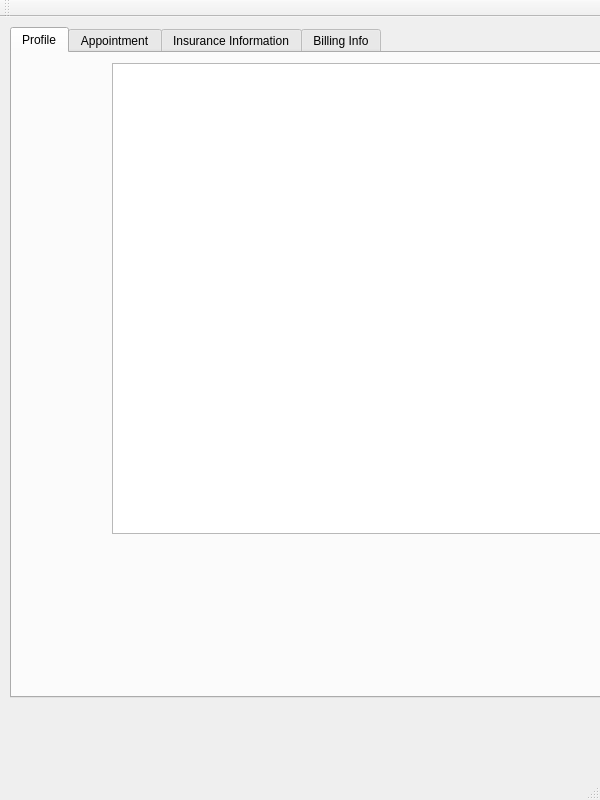
The window that menu.ui (daeunnpark/hospital_portal) describes before a commit, drawn with Qt 5.
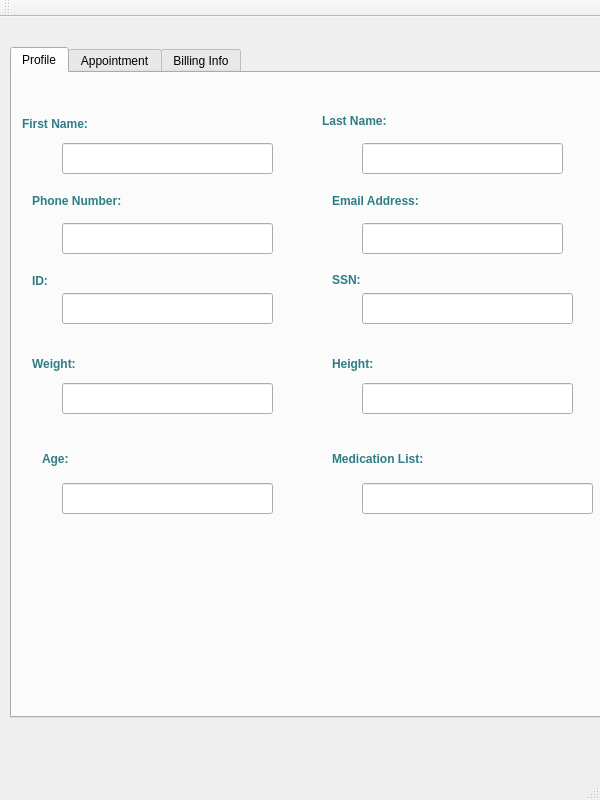
The same window after the commit. The open tabs and pages were chosen to show the change.

Commit message: Fixed Menu UI Layout

```diff
--- a/menu.ui
+++ b/menu.ui
@@ -18,7 +18,7 @@
     <property name="geometry">
      <rect>
       <x>10</x>
-      <y>10</y>
+      <y>30</y>
       <width>681</width>
       <height>671</height>
      </rect>
@@ -30,13 +30,283 @@
      <attribute name="title">
       <string>Profile</string>
      </attribute>
-     <widget class="QListView" name="listView">
+     <widget class="QLabel" name="label">
       <property name="geometry">
        <rect>
-        <x>100</x>
-        <y>10</y>
-        <width>551</width>
-        <height>471</height>
+        <x>10</x>
+        <y>20</y>
+        <width>171</width>
+        <height>61</height>
+       </rect>
+      </property>
+      <property name="styleSheet">
+       <string notr="true">color: rgb(46, 125, 132);
+font-weight: bold;
+font: 12pt &quot;Lucida Calligraphy&quot;;</string>
+      </property>
+      <property name="text">
+       <string>First Name:</string>
+      </property>
+     </widget>
+     <widget class="QLabel" name="label_2">
+      <property name="geometry">
+       <rect>
+        <x>310</x>
+        <y>40</y>
+        <width>111</width>
+        <height>16</height>
+       </rect>
+      </property>
+      <property name="styleSheet">
+       <string notr="true">color: rgb(46, 125, 132);
+font-weight: bold;
+font: 12pt &quot;Lucida Calligraphy&quot;;</string>
+      </property>
+      <property name="text">
+       <string>Last Name:</string>
+      </property>
+     </widget>
+     <widget class="QLabel" name="label_3">
+      <property name="geometry">
+       <rect>
+        <x>20</x>
+        <y>120</y>
+        <width>141</width>
+        <height>16</height>
+       </rect>
+      </property>
+      <property name="styleSheet">
+       <string notr="true">color: rgb(46, 125, 132);
+font-weight: bold;
+font: 12pt &quot;Lucida Calligraphy&quot;;</string>
+      </property>
+      <property name="text">
+       <string>Phone Number:</string>
+      </property>
+     </widget>
+     <widget class="QLabel" name="label_4">
+      <property name="geometry">
+       <rect>
+        <x>320</x>
+        <y>120</y>
+        <width>141</width>
+        <height>16</height>
+       </rect>
+      </property>
+      <property name="styleSheet">
+       <string notr="true">color: rgb(46, 125, 132);
+font-weight: bold;
+font: 12pt &quot;Lucida Calligraphy&quot;;</string>
+      </property>
+      <property name="text">
+       <string>Email Address:</string>
+      </property>
+     </widget>
+     <widget class="QLabel" name="label_5">
+      <property name="geometry">
+       <rect>
+        <x>20</x>
+        <y>200</y>
+        <width>71</width>
+        <height>16</height>
+       </rect>
+      </property>
+      <property name="styleSheet">
+       <string notr="true">color: rgb(46, 125, 132);
+font-weight: bold;
+font: 12pt &quot;Lucida Calligraphy&quot;;</string>
+      </property>
+      <property name="text">
+       <string>ID:</string>
+      </property>
+     </widget>
+     <widget class="QLabel" name="label_6">
+      <property name="geometry">
+       <rect>
+        <x>320</x>
+        <y>200</y>
+        <width>47</width>
+        <height>14</height>
+       </rect>
+      </property>
+      <property name="styleSheet">
+       <string notr="true">color: rgb(46, 125, 132);
+font-weight: bold;
+font: 12pt &quot;Lucida Calligraphy&quot;;</string>
+      </property>
+      <property name="text">
+       <string>SSN:</string>
+      </property>
+     </widget>
+     <widget class="QLabel" name="label_7">
+      <property name="geometry">
+       <rect>
+        <x>20</x>
+        <y>280</y>
+        <width>81</width>
+        <height>21</height>
+       </rect>
+      </property>
+      <property name="styleSheet">
+       <string notr="true">color: rgb(46, 125, 132);
+font-weight: bold;
+font: 12pt &quot;Lucida Calligraphy&quot;;</string>
+      </property>
+      <property name="text">
+       <string>Weight:</string>
+      </property>
+     </widget>
+     <widget class="QLabel" name="label_8">
+      <property name="geometry">
+       <rect>
+        <x>320</x>
+        <y>280</y>
+        <width>81</width>
+        <height>21</height>
+       </rect>
+      </property>
+      <property name="styleSheet">
+       <string notr="true">color: rgb(46, 125, 132);
+font-weight: bold;
+font: 12pt &quot;Lucida Calligraphy&quot;;</string>
+      </property>
+      <property name="text">
+       <string>Height:</string>
+      </property>
+     </widget>
+     <widget class="QLabel" name="label_9">
+      <property name="geometry">
+       <rect>
+        <x>30</x>
+        <y>370</y>
+        <width>61</width>
+        <height>31</height>
+       </rect>
+      </property>
+      <property name="styleSheet">
+       <string notr="true">color: rgb(46, 125, 132);
+font-weight: bold;
+font: 12pt &quot;Lucida Calligraphy&quot;;</string>
+      </property>
+      <property name="text">
+       <string>Age:</string>
+      </property>
+     </widget>
+     <widget class="QLabel" name="label_10">
+      <property name="geometry">
+       <rect>
+        <x>320</x>
+        <y>370</y>
+        <width>161</width>
+        <height>31</height>
+       </rect>
+      </property>
+      <property name="styleSheet">
+       <string notr="true">color: rgb(46, 125, 132);
+font-weight: bold;
+font: 12pt &quot;Lucida Calligraphy&quot;;</string>
+      </property>
+      <property name="text">
+       <string>Medication List:</string>
+      </property>
+     </widget>
+     <widget class="QLineEdit" name="lineEdit">
+      <property name="geometry">
+       <rect>
+        <x>50</x>
+        <y>70</y>
+        <width>211</width>
+        <height>31</height>
+       </rect>
+      </property>
+     </widget>
+     <widget class="QLineEdit" name="lineEdit_2">
+      <property name="geometry">
+       <rect>
+        <x>350</x>
+        <y>70</y>
+        <width>201</width>
+        <height>31</height>
+       </rect>
+      </property>
+     </widget>
+     <widget class="QLineEdit" name="lineEdit_3">
+      <property name="geometry">
+       <rect>
+        <x>50</x>
+        <y>150</y>
+        <width>211</width>
+        <height>31</height>
+       </rect>
+      </property>
+     </widget>
+     <widget class="QLineEdit" name="lineEdit_4">
+      <property name="geometry">
+       <rect>
+        <x>350</x>
+        <y>150</y>
+        <width>201</width>
+        <height>31</height>
+       </rect>
+      </property>
+     </widget>
+     <widget class="QLineEdit" name="lineEdit_5">
+      <property name="geometry">
+       <rect>
+        <x>50</x>
+        <y>220</y>
+        <width>211</width>
+        <height>31</height>
+       </rect>
+      </property>
+     </widget>
+     <widget class="QLineEdit" name="lineEdit_6">
+      <property name="geometry">
+       <rect>
+        <x>350</x>
+        <y>220</y>
+        <width>211</width>
+        <height>31</height>
+       </rect>
+      </property>
+     </widget>
+     <widget class="QLineEdit" name="lineEdit_7">
+      <property name="geometry">
+       <rect>
+        <x>50</x>
+        <y>310</y>
+        <width>211</width>
+        <height>31</height>
+       </rect>
+      </property>
+     </widget>
+     <widget class="QLineEdit" name="lineEdit_8">
+      <property name="geometry">
+       <rect>
+        <x>350</x>
+        <y>310</y>
+        <width>211</width>
+        <height>31</height>
+       </rect>
+      </property>
+     </widget>
+     <widget class="QLineEdit" name="lineEdit_9">
+      <property name="geometry">
+       <rect>
+        <x>50</x>
+        <y>410</y>
+        <width>211</width>
+        <height>31</height>
+       </rect>
+      </property>
+     </widget>
+     <widget class="QLineEdit" name="lineEdit_10">
+      <property name="geometry">
+       <rect>
+        <x>350</x>
+        <y>410</y>
+        <width>231</width>
+        <height>31</height>
        </rect>
       </property>
      </widget>
@@ -73,12 +343,7 @@
        </layout>
       </widget>
      </widget>
-    </widget>
-    <widget class="QWidget" name="tab_3">
-     <attribute name="title">
-      <string>Insurance Information</string>
-     </attribute>
-     <widget class="QListView" name="listView_2">
+     <widget class="QLabel" name="label_11">
       <property name="geometry">
        <rect>
         <x>80</x>
```
Left out of the diff: 182 changed lines with no effect on the pictures. The commit also changes 1 other file.
